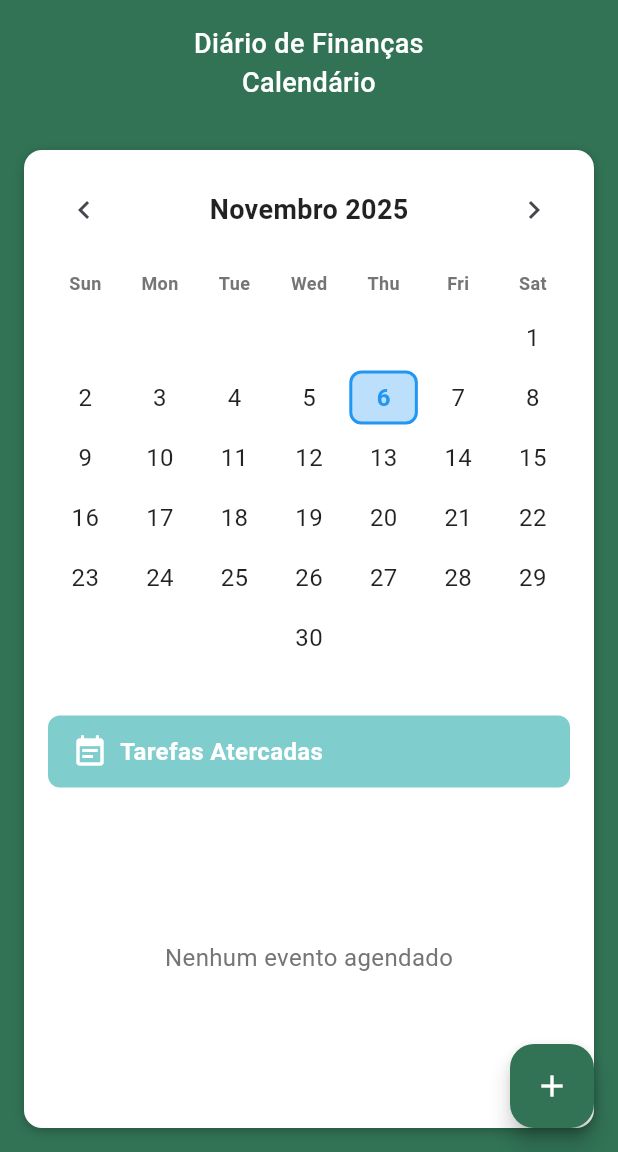
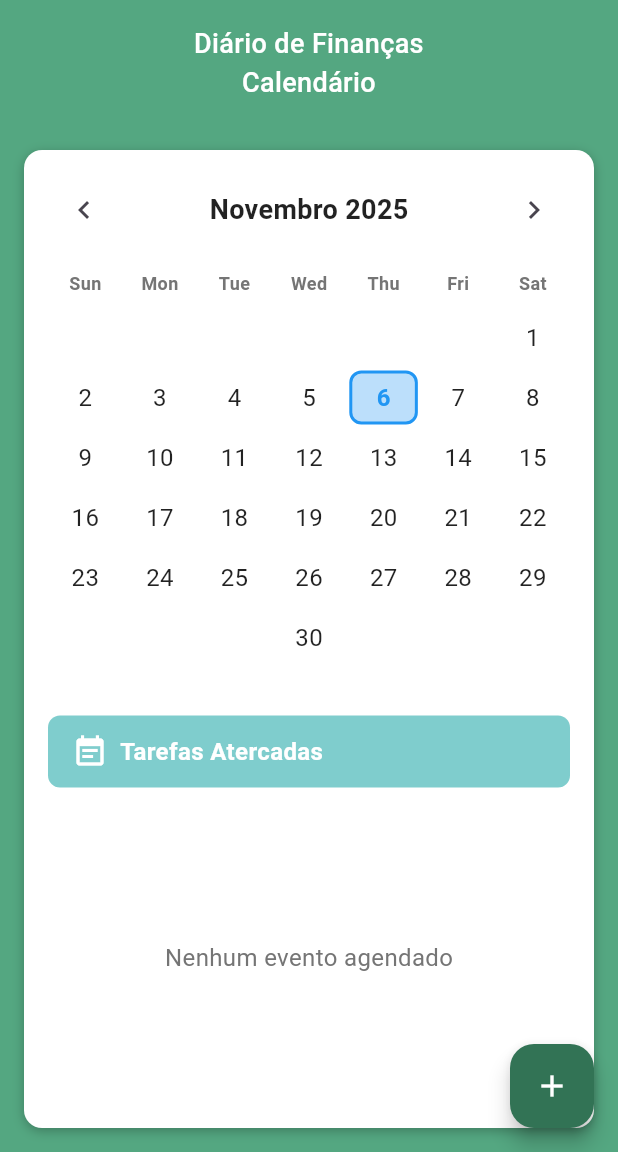
Before and after one commit to lopesmrafael/Poupex_flutter, a Flutter app: the CalendarioScreen screen opened directly, on a phone screen of 412 x 824 dp, the part 84-1236 px from its top. Run offline on Flutter 3.47's test engine with Material 3 defaults, Android fonts, the phone set to English and light mode, and no system bars; our stand-ins replace cloud_firestore, firebase_auth, firebase_core, fl_chart, flutter_multi_formatter, shared_preferences and 1 more; accounts and stored records are empty.

```diff
--- a/lib/Pages/CadastroPage.dart
+++ b/lib/Pages/CadastroPage.dart
@@ -188,6 +188,7 @@
                   onPressed: _isLoading ? null : _inscrever,
                   style: ElevatedButton.styleFrom(
                     backgroundColor: const Color(0xFF3A6F3A),
+                    foregroundColor: Colors.white,
                     shape: RoundedRectangleBorder(
                       borderRadius: BorderRadius.circular(30),
                     ),
--- a/lib/Pages/CalendarioFinanceiroPage.dart
+++ b/lib/Pages/CalendarioFinanceiroPage.dart
@@ -1,6 +1,7 @@
 import 'package:flutter/material.dart';
 import 'package:projeto_pity/Widget/calendar_widget.dart';
 import 'package:projeto_pity/Widget/task_list_widget.dart';
+import '../repository/theme_manager.dart';
 
 class CalendarioScreen extends StatefulWidget {
   @override
@@ -124,26 +125,26 @@
   @override
   Widget build(BuildContext context) {
     return Scaffold(
-      backgroundColor: Color(0xFF327355),
+      backgroundColor: ThemeManager.backgroundColor,
       appBar: AppBar(
         title: Image.asset(
           "assets/titulo.jpg",
           height: 40,
           fit: BoxFit.contain,
         ),
-        backgroundColor: Color(0xFF327355),
+        backgroundColor: ThemeManager.appBarColor,
         elevation: 0,
         actions: [
           IconButton(
-            icon: Icon(Icons.settings, color: Colors.white),
+            icon: Icon(Icons.settings, color: ThemeManager.textColor),
             onPressed: () {},
           ),
           IconButton(
-            icon: Icon(Icons.notifications, color: Colors.white),
+            icon: Icon(Icons.notifications, color: ThemeManager.textColor),
             onPressed: () {},
           ),
           IconButton(
-            icon: Icon(Icons.account_circle, color: Colors.white),
+            icon: Icon(Icons.account_circle, color: ThemeManager.textColor),
             onPressed: () {},
           ),
         ],
@@ -156,7 +157,7 @@
               'Diário de Finanças\nCalendário',
               textAlign: TextAlign.center,
               style: TextStyle(
-                color: Colors.white,
+                color: ThemeManager.textColor,
                 fontSize: 18,
                 fontWeight: FontWeight.w500,
               ),
@@ -199,8 +200,8 @@
       ),
       floatingActionButton: FloatingActionButton(
         onPressed: _showAddEventDialog,
-        backgroundColor: Color(0xFF327355),
-        child: Icon(Icons.add, color: Colors.white),
+        backgroundColor: ThemeManager.appBarColor,
+        child: Icon(Icons.add, color: ThemeManager.textColor),
       ),
     );
   }
--- a/lib/Pages/LoginPage.dart
+++ b/lib/Pages/LoginPage.dart
@@ -179,6 +179,7 @@
                   onPressed: _entrar,
                   style: ElevatedButton.styleFrom(
                     backgroundColor: const Color(0xFF2E7031),
+                    foregroundColor: Colors.white,
                     shape: RoundedRectangleBorder(
                       borderRadius: BorderRadius.circular(30),
                     ),
@@ -218,6 +219,7 @@
                   label: const Text("Entrar com Google"),
                   style: ElevatedButton.styleFrom(
                     backgroundColor: const Color(0xFF3EA860),
+                    foregroundColor: Colors.white,
                     shape: RoundedRectangleBorder(
                       borderRadius: BorderRadius.circular(30),
                     ),
@@ -236,6 +238,7 @@
                   label: const Text("Entrar com Facebook"),
                   style: ElevatedButton.styleFrom(
                     backgroundColor: const Color(0xFF3EA860),
+                    foregroundColor: Colors.white,
                     shape: RoundedRectangleBorder(
                       borderRadius: BorderRadius.circular(30),
                     ),
--- a/lib/Pages/relatorioFinanceiroPage.dart
+++ b/lib/Pages/relatorioFinanceiroPage.dart
@@ -150,6 +150,7 @@
               onPressed: _baixarRelatorio,
               style: ElevatedButton.styleFrom(
                 backgroundColor: ThemeManager.cardColor,
+                foregroundColor: Colors.white,
                 shape: RoundedRectangleBorder(
                   borderRadius: BorderRadius.circular(12),
                 ),
@@ -186,6 +187,7 @@
               onPressed: _enviarPorEmail,
               style: ElevatedButton.styleFrom(
                 backgroundColor: ThemeManager.cardColor,
+                foregroundColor: Colors.white,
                 shape: RoundedRectangleBorder(
                   borderRadius: BorderRadius.circular(12),
                 ),
--- a/lib/Widget/reward_card.dart
+++ b/lib/Widget/reward_card.dart
@@ -71,6 +71,7 @@
                       backgroundColor: canRedeem
                           ? Colors.green
                           : Colors.grey.shade400,
+                      foregroundColor: Colors.white,
                       shape: RoundedRectangleBorder(
                         borderRadius: BorderRadius.circular(12),
                       ),
```
Also changed, not shown: lib/Pages/metas_financeirasPage.dart (+12 -7 lines), lib/Pages/orcamentoMensalPage.dart (+8 -6 lines), lib/Pages/reward_page.dart (+7 -6 lines).
